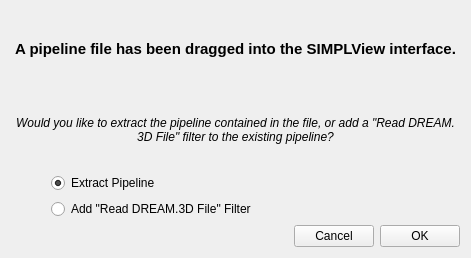
Qt form Source/SVWidgetsLib/QtSupport/UI_Files/QtSFileDragMessageBox.ui (BlueQuartzSoftware/SIMPL) before a commit.
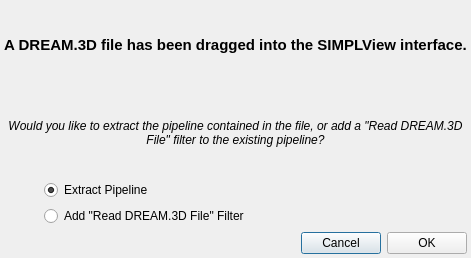
The same form after that commit.

Commit message:
Enable extraction of Pipeline from .dream3d file. (#355)
* Enable extraction of Pipeline from .dream3d file.
* Reverts 0b9d9c8ee67f22afbd5c2a1b6af6dc8abf4c4630
* Fixing bad base class in the .ui file

The edit to the form file:
```diff
--- a/Source/SVWidgetsLib/QtSupport/UI_Files/QtSFileDragMessageBox.ui
+++ b/Source/SVWidgetsLib/QtSupport/UI_Files/QtSFileDragMessageBox.ui
@@ -1,7 +1,7 @@
 <?xml version="1.0" encoding="UTF-8"?>
 <ui version="4.0">
  <class>QtSFileDragMessageBox</class>
- <widget class="QWidget" name="QtSFileDragMessageBox">
+ <widget class="QDialog" name="QtSFileDragMessageBox">
   <property name="windowModality">
    <enum>Qt::WindowModal</enum>
   </property>
@@ -23,6 +23,18 @@
    <string>Pipeline File Drop</string>
   </property>
   <layout class="QGridLayout" name="gridLayout">
+   <property name="leftMargin">
+    <number>4</number>
+   </property>
+   <property name="topMargin">
+    <number>4</number>
+   </property>
+   <property name="rightMargin">
+    <number>4</number>
+   </property>
+   <property name="bottomMargin">
+    <number>4</number>
+   </property>
    <item row="0" column="0">
     <layout class="QVBoxLayout" name="verticalLayout">
      <property name="sizeConstraint">
@@ -38,7 +50,7 @@
         </font>
        </property>
        <property name="text">
-        <string>A pipeline file has been dragged into the SIMPLView interface.</string>
+        <string>A DREAM.3D file has been dragged into the SIMPLView interface.</string>
        </property>
        <property name="alignment">
         <set>Qt::AlignCenter</set>
```
The commit also changes 1 other file.
